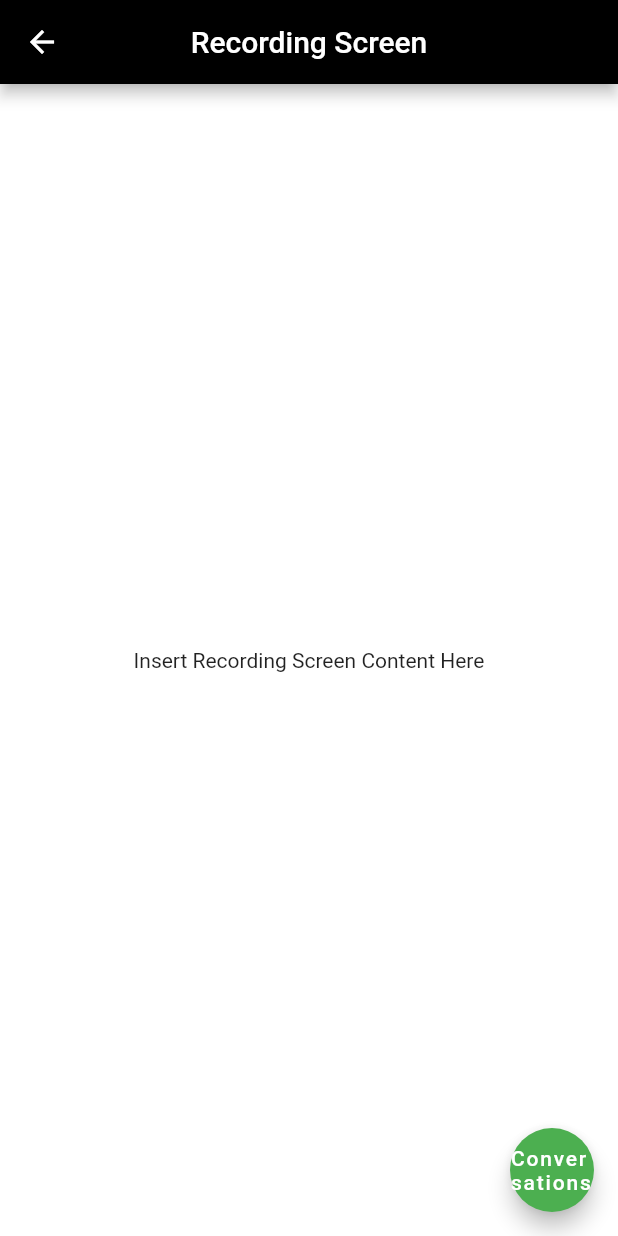
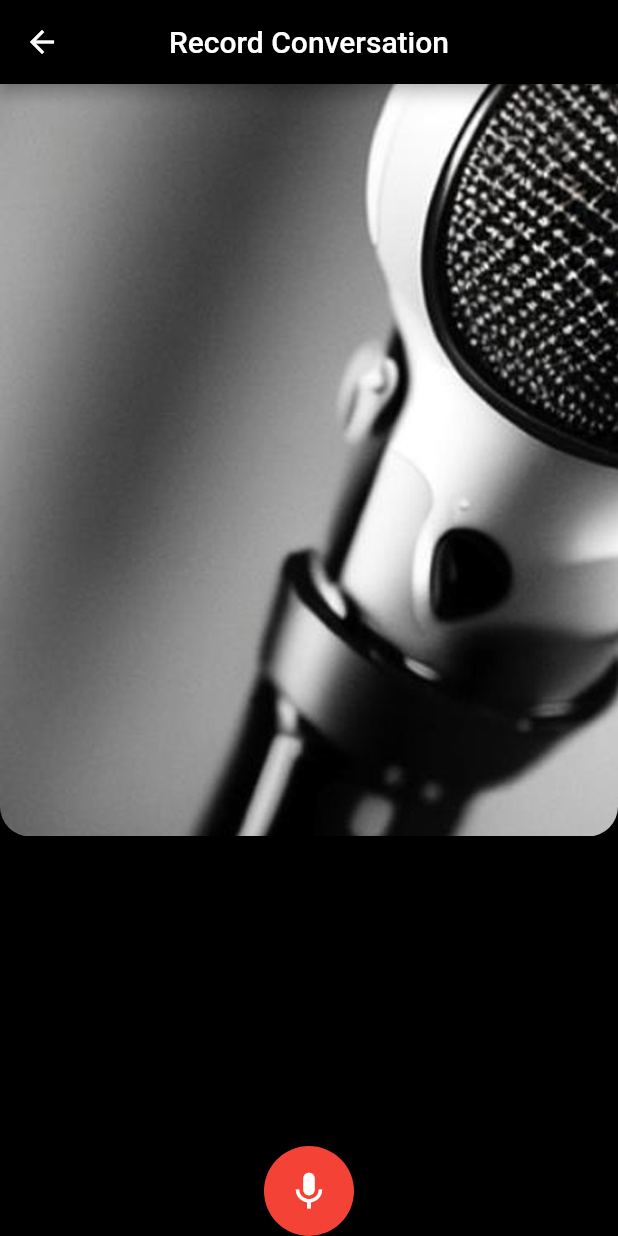
Before and after one commit to umgc/summer2023, a Flutter app: the RecordingScreen screen opened by its route, on a phone screen of 412 x 824 dp. Run offline on Flutter 3.47's test engine with Material 2 defaults, Android fonts, the phone set to English and light mode, and no system bars; our stand-ins replace flutter_native_splash.

Commit message:
removed home screen and updated navigations. did some work on the recording screen.

```diff
--- a/talker-mobile-app/lib/main.dart
+++ b/talker-mobile-app/lib/main.dart
@@ -2,7 +2,6 @@ import 'package:flutter/material.dart';
 import 'package:flutter_native_splash/flutter_native_splash.dart';
 import 'package:provider/provider.dart';
 import 'package:talker_mobile_app/screens/conversationsListScreen.dart';
-import 'package:talker_mobile_app/screens/homeScreen.dart';
 import 'package:talker_mobile_app/screens/recordingScreen.dart';
 import 'package:talker_mobile_app/state/conversations_provider.dart';
 
@@ -13,11 +12,10 @@ Future main() async {
   runApp(ChangeNotifierProvider<ConversationsProvider>(
     create: (_) => ConversationsProvider(),
     child: MaterialApp(
-      initialRoute: '/home',
+      initialRoute: '/conversationsList',
       routes: {
-        '/home': (context) => const HomeScreen(),
+        '/conversationsList': (context) => const ConversationsListScreen(),
         '/recording': (context) => const RecordingScreen(),
-        '/conversationsList': (context) => const ConversationsListScreen(),
       },
     ),
   ));
--- a/talker-mobile-app/lib/screens/recordingScreen.dart
+++ b/talker-mobile-app/lib/screens/recordingScreen.dart
@@ -8,22 +8,56 @@ class RecordingScreen extends StatefulWidget {
 }
 
 class _RecordingScreenState extends State<RecordingScreen> {
+  bool isRecording = false;
+  bool isPaused = false;
+  String currentDuration = '';
+
   @override
   Widget build(BuildContext context) {
     return Scaffold(
       backgroundColor: Colors.white,
       appBar: AppBar(
-        title: Text('Recording Screen'),
+        title: const Text('Record Conversation'),
         centerTitle: true,
         backgroundColor: Colors.black,
       ),
-      body: Center(child: Text('Insert Recording Screen Content Here')),
-      floatingActionButton: FloatingActionButton(
-        onPressed: () {
-          Navigator.pushNamed(context, '/conversationsList');
-        }, //_speechToText.isNotListening ? _startListening : _stopListening,
-        child: Text('Conversations'),
-        backgroundColor: Colors.green,
+      body: Container(
+        color: Colors.black,
+        child: Column(
+          mainAxisAlignment: MainAxisAlignment.spaceBetween,
+          children: [
+            const ClipRRect(
+                borderRadius: BorderRadius.only(
+                    bottomLeft: Radius.circular(20),
+                    bottomRight: Radius.circular(20)),
+                child: Image(
+                    image: AssetImage('assets/microphone_Background.jpg'))),
+            if (isRecording)
+              const Row(
+                mainAxisAlignment: MainAxisAlignment.center,
+                children: [
+                  Icon(Icons.graphic_eq, color: Colors.white, size: 80),
+                  Icon(Icons.graphic_eq, color: Colors.white, size: 80),
+                  Icon(Icons.graphic_eq, color: Colors.white, size: 80),
+                ],
+              ),
+            TextButton(
+              onPressed: () {
+                setState(() {
+                  isRecording = !isRecording;
+                });
+              },
+              style: ElevatedButton.styleFrom(
+                backgroundColor: Colors.red,
+                shape: const CircleBorder(),
+                padding: const EdgeInsets.all(15),
+              ),
+              child: isRecording
+                  ? const Icon(Icons.stop, color: Colors.white, size: 30)
+                  : const Icon(Icons.mic, color: Colors.white, size: 30),
+            ),
+          ],
+        ),
       ),
     );
   }
--- a/talker-mobile-app/lib/widgets/conversationListItem.dart
+++ b/talker-mobile-app/lib/widgets/conversationListItem.dart
@@ -18,7 +18,7 @@ class ConversationListItem extends StatelessWidget {
       decoration: const BoxDecoration(
           color: Color(0xFF262626),
           borderRadius: BorderRadius.all(Radius.circular(30))),
-      margin: const EdgeInsets.only(top: 10, bottom: 10),
+      margin: const EdgeInsets.only(top: 10, bottom: 5),
       child: TextButton(
         onPressed: onTap,
         child: Container(
--- a/talker-mobile-app/pubspec.yaml
+++ b/talker-mobile-app/pubspec.yaml
@@ -77,6 +77,8 @@ flutter:
   # assets:
   #   - images/a_dot_burr.jpeg
   #   - images/a_dot_ham.jpeg
+  assets:
+    - assets/
 
   # An image asset can refer to one or more resolution-specific "variants", see
   # https://flutter.dev/assets-and-images/#resolution-aware
```
Also changed, not shown: talker-mobile-app/lib/screens/conversationsListScreen.dart (+31 -14 lines), talker-mobile-app/lib/screens/homeScreen.dart (deleted, +0 -30 lines), talker-mobile-app/assets/microphone_Background.jpg (added).
